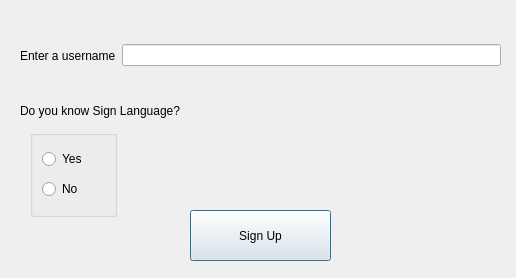
The window that sign.ui (vivek3141/CommunicationForDeaf) describes before a commit, drawn with Qt 5.
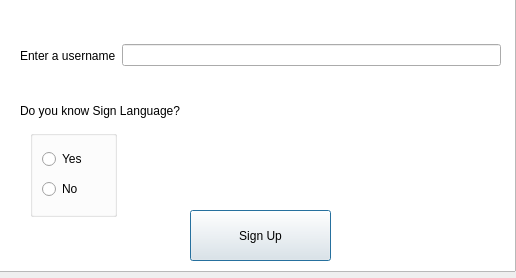
The same window after the commit. Icons and pictures are not drawn.

Patch:
```diff
--- a/sign.ui
+++ b/sign.ui
@@ -96,6 +96,24 @@
     </item>
    </layout>
   </widget>
+  <widget class="QGraphicsView" name="graphicsView">
+   <property name="geometry">
+    <rect>
+     <x>-5</x>
+     <y>-9</y>
+     <width>521</width>
+     <height>281</height>
+    </rect>
+   </property>
+   <property name="styleSheet">
+    <string notr="true">border-image: url(:/newPrefix/back.jpg) 0 0 0 0 stretch stretch;</string>
+   </property>
+  </widget>
+  <zorder>graphicsView</zorder>
+  <zorder>pb_sign</zorder>
+  <zorder>layoutWidget</zorder>
+  <zorder>label_2</zorder>
+  <zorder>groupBox</zorder>
  </widget>
  <resources/>
  <connections/>
```
Left out of the diff: 4 changed lines with no effect on the pictures.
